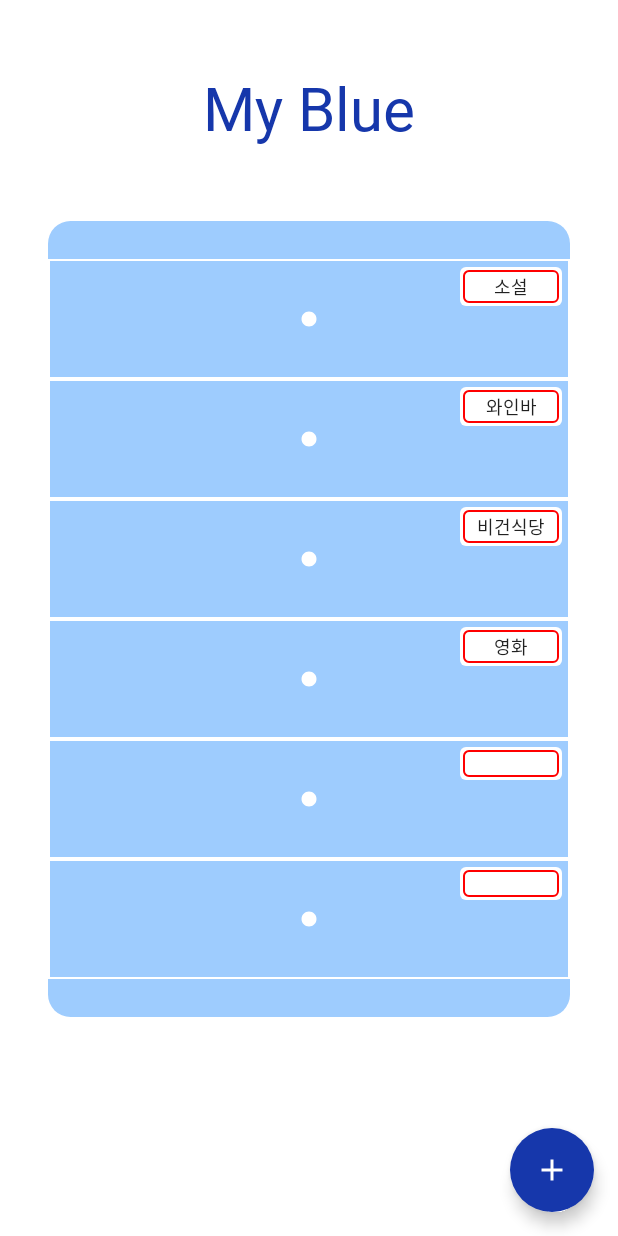
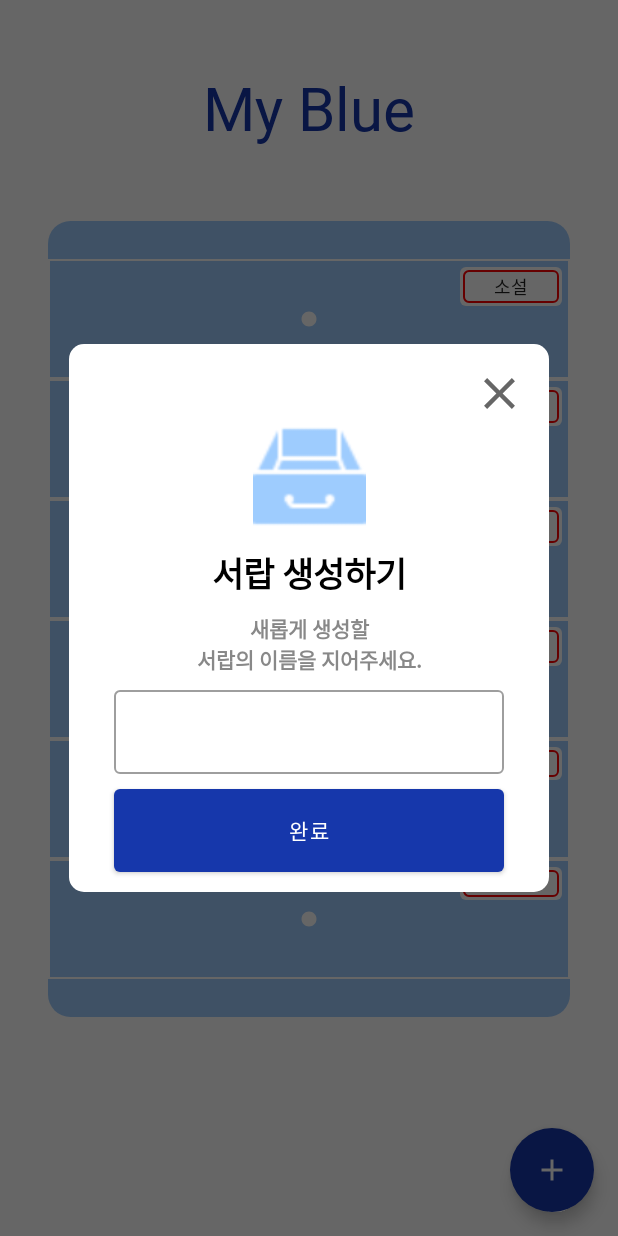
Before and after one commit to yunjj21-GitHub/MyBlue, an Android app built with Jetpack Compose: the screen it shows after launch (MainActivity), after a tap on "Add Drawer", on a phone screen of 412 x 824 dp. Run offline under Robolectric (Android 15) with nearby library versions, the light colour scheme and no system bars; Roboto replaces fonts that are not available here.

Commit message:
AddDrawerDialog 정의 및 추가
AddDrawerDialog 정의 및 추가

```diff
--- a/app/src/main/java/com/yunjung/myblue/feature_note/presentation/drawer/DrawerScreen.kt
+++ b/app/src/main/java/com/yunjung/myblue/feature_note/presentation/drawer/DrawerScreen.kt
@@ -1,29 +1,33 @@
 package com.yunjung.myblue.feature_note.presentation.drawer
 
-import androidx.compose.foundation.background
-import androidx.compose.foundation.border
+import android.app.AlertDialog
+import androidx.compose.foundation.*
 import androidx.compose.foundation.layout.*
 import androidx.compose.foundation.lazy.LazyColumn
-import androidx.compose.foundation.rememberScrollState
 import androidx.compose.foundation.shape.RoundedCornerShape
-import androidx.compose.foundation.verticalScroll
 import androidx.compose.material.*
 import androidx.compose.material.icons.Icons
 import androidx.compose.material.icons.filled.Add
-import androidx.compose.runtime.Composable
+import androidx.compose.runtime.*
+import androidx.compose.ui.Alignment
 import androidx.compose.ui.Modifier
 import androidx.compose.ui.draw.clip
 import androidx.compose.ui.graphics.Color
+import androidx.compose.ui.res.painterResource
 import androidx.compose.ui.text.TextStyle
 import androidx.compose.ui.text.font.FontStyle
 import androidx.compose.ui.text.font.FontWeight
 import androidx.compose.ui.text.font.FontWeight.Companion.Bold
+import androidx.compose.ui.text.input.TextFieldValue
 import androidx.compose.ui.text.style.TextAlign
 import androidx.compose.ui.tooling.preview.Preview
 import androidx.compose.ui.unit.dp
 import androidx.compose.ui.unit.sp
+import androidx.compose.ui.window.Dialog
 import androidx.navigation.NavController
 import androidx.navigation.compose.rememberNavController
+import com.yunjung.myblue.R
+import com.yunjung.myblue.feature_note.presentation.drawer.components.AddDrawerDialog
 import com.yunjung.myblue.feature_note.presentation.drawer.components.DrawerItem
 import com.yunjung.myblue.ui.theme.*
 
@@ -31,15 +35,108 @@ import com.yunjung.myblue.ui.theme.*
 fun DrawerScreen(
     navController: NavController
 ) {
+    val openDialog = remember { mutableStateOf(false) }
+
     Scaffold(
         floatingActionButton = {
             FloatingActionButton(
                 onClick = {
-                    // Drawer 추가 안내
+                    openDialog.value = true
                 },
                 backgroundColor = pointColor
             ) {
-               Icon(imageVector = Icons.Default.Add, contentDescription = "Add Drawer", tint = Color.White)
+                Icon(imageVector = Icons.Default.Add, contentDescription = "Add Drawer", tint = Color.White)
+
+                if (openDialog.value) {
+                    Dialog(
+                        onDismissRequest = {
+                            openDialog.value = false
+                        }
+                    ) {
+                        Column(
+                            modifier = Modifier
+                                .width(320.dp)
+                                .height(365.dp)
+                                .clip(RoundedCornerShape(10.dp))
+                                .background(Color.White)
+                        ) {
+                            // 닫기 버튼
+                            Image(
+                                painter = painterResource(R.drawable.ic_close) ,
+                                contentDescription = "CloseIcon" ,
+                                modifier = Modifier
+                                    .padding(0.dp , 15.dp , 15.dp , 0.dp)
+                                    .fillMaxWidth()
+                                    .height(35.dp) ,
+                                alignment = Alignment.TopEnd
+                            )
+
+                            // 중간 이미지
+                            Image(
+                                painter = painterResource(id = R.drawable.ic_empty_drawer) ,
+                                contentDescription = "EmptyDrawerImage" ,
+                                modifier = Modifier
+                                    .fillMaxWidth()
+                                    .height(75.dp) ,
+                                alignment = Alignment.Center ,
+                            )
+
+                            // Tile
+                            Text(
+                                text = "서랍 생성하기" ,
+                                style = TextStyle(
+                                    color = Color.Black,
+                                    fontSize = 23.sp ,
+                                    fontWeight = FontWeight.Bold ,
+                                    textAlign = TextAlign.Center
+                                ) ,
+                                modifier = Modifier
+                                    .padding(0.dp , 10.dp , 0.dp , 0.dp)
+                                    .fillMaxWidth()
+                            )
+
+                            // Content
+                            Text(
+                                text = "새롭게 생성할\n서랍의 이름을 지어주세요." ,
+                                style = TextStyle(
+                                    color = Color.Gray ,
+                                    fontWeight = FontWeight.Bold ,
+                                    textAlign = TextAlign.Center
+                                ) ,
+                                modifier = Modifier
+                                    .padding(10.dp)
+                                    .fillMaxWidth()
+                            )
+
+                            // 서랍 이름을 받아오는 TextField
+                            var newDrawerName by remember { mutableStateOf(TextFieldValue("")) }
+                            OutlinedTextField(
+                                value = newDrawerName ,
+                                onValueChange = { it ->
+                                    newDrawerName = it
+                                } ,
+                                label = null ,
+                                singleLine = true ,
+                                modifier = Modifier
+                                    .padding(30.dp , 0.dp , 30.dp , 0.dp)
+                                    .fillMaxWidth()
+                            )
+
+                            // 완료 버튼
+                            Button(
+                                onClick = {
+                                    // 완료 버튼 클릭 이벤트
+                                } ,
+                                modifier = Modifier
+                                    .padding(30.dp , 10.dp , 30.dp , 10.dp)
+                                    .fillMaxWidth()
+                                    .height(55.dp)
+                            ) {
+                                Text(text = "완료")
+                            }
+                        }
+                    }
+                }
             }
         },
         scaffoldState = rememberScaffoldState()
```
Also changed, not shown: app/src/main/java/com/yunjung/myblue/feature_note/presentation/drawer/components/AddDrawerDialog.kt (renamed from app/src/main/java/com/yunjung/myblue/feature_note/presentation/drawer/components/AddDrawerDialogContent.kt, +30 -32 lines), app/src/main/java/com/yunjung/myblue/feature_note/presentation/notes/NotesScreen.kt (+11 -9 lines).
